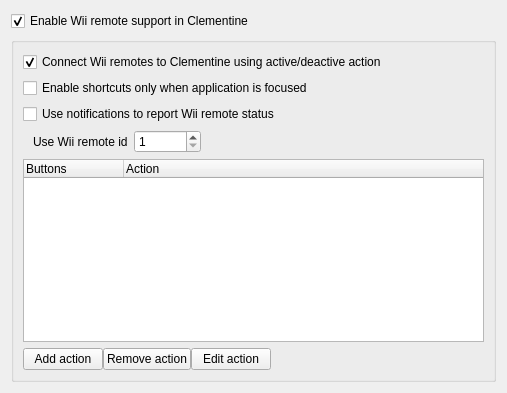
The window that src/ui/wiimotedevshortcutsconfig.ui (clementine-player/Clementine) describes before a commit, drawn with Qt 5.
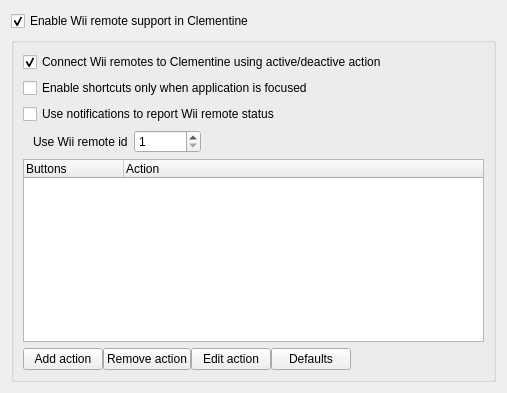
The same window after the commit. Icons and pictures are not drawn.

Commit message: Add "Restore to defaults" and "remove action" action in WiimotedevShortcutsConfig

```diff
--- a/src/ui/wiimotedevshortcutsconfig.ui
+++ b/src/ui/wiimotedevshortcutsconfig.ui
@@ -174,6 +174,17 @@
           </property>
          </widget>
         </item>
+        <item>
+         <widget class="QPushButton" name="wiimotedev_reload">
+          <property name="text">
+           <string>Defaults</string>
+          </property>
+          <property name="icon">
+           <iconset resource="../../data/data.qrc">
+            <normaloff>:/icons/22x22/view-refresh.png</normaloff>:/icons/22x22/view-refresh.png</iconset>
+          </property>
+         </widget>
+        </item>
         <item>
          <spacer name="horizontalSpacer">
           <property name="orientation">
```
The commit also changes 39 other files.
